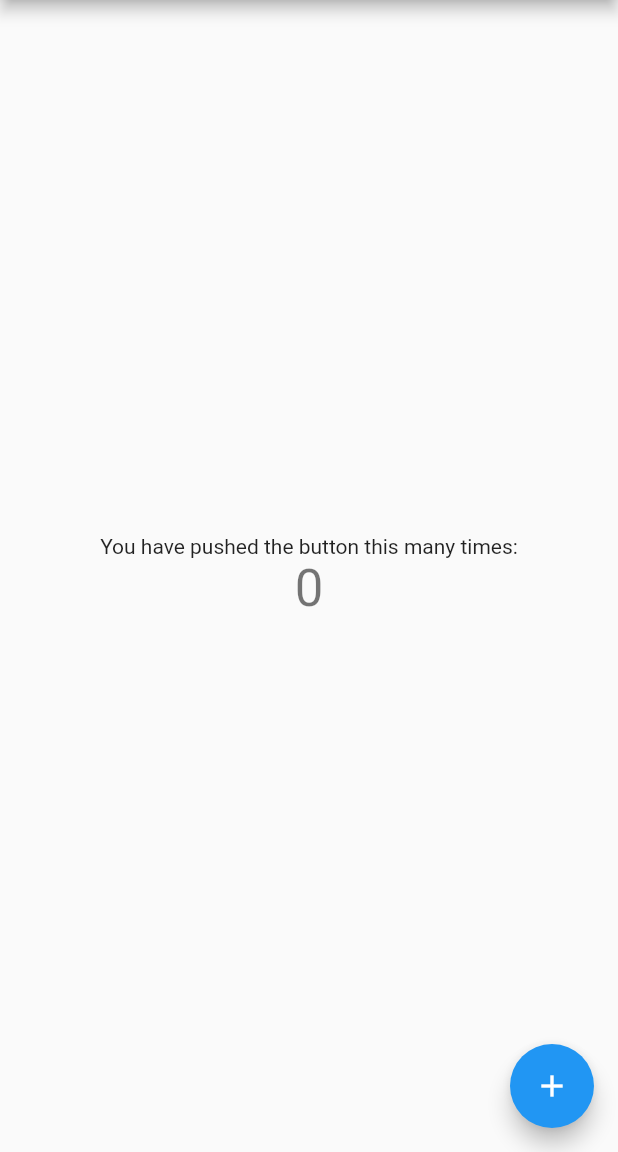
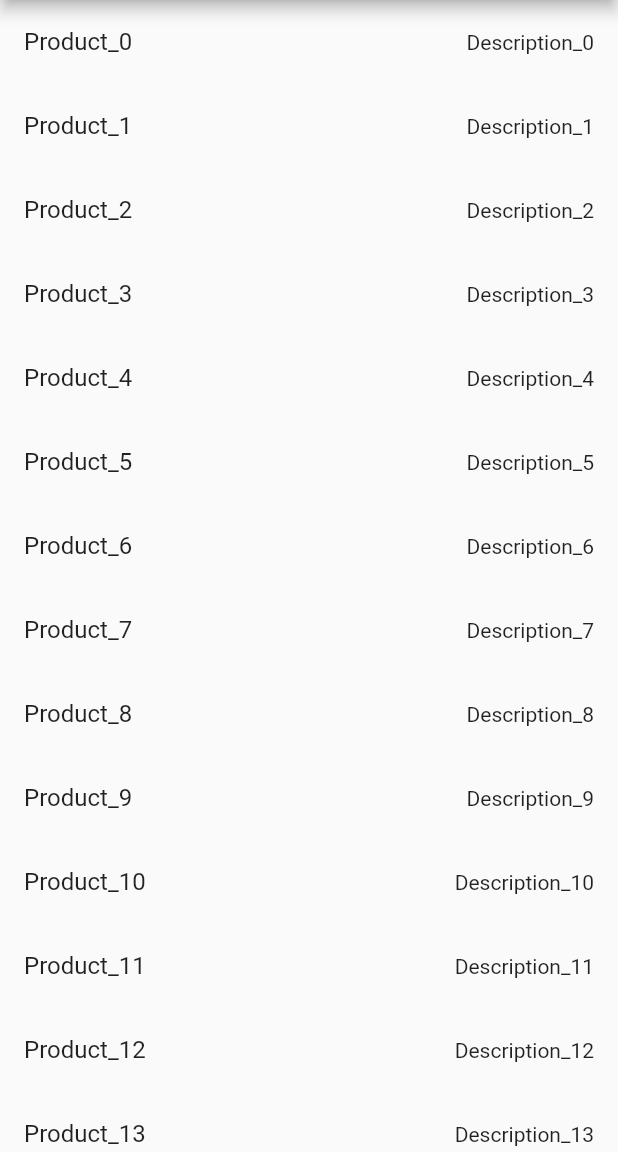
Before and after one commit to DustinHolm/lottery_app, a Flutter app: the screen it shows after launch, on a phone screen of 412 x 824 dp, the part 84-1236 px from its top. Run offline on Flutter 3.47's test engine with Material 2 defaults, Android fonts, the phone set to English and light mode, and no system bars.

Commit message:
Simple ListView for Lotteries

```diff
--- /dev/null
+++ b/lib/LotteryGenerator.dart
@@ -0,0 +1,29 @@
+import 'package:lottery_app/enums/collect_type.dart';
+import 'package:lottery_app/enums/condition.dart';
+import 'package:lottery_app/enums/payment_type.dart';
+import 'package:lottery_app/models/user.dart';
+
+import 'models/address.dart';
+import 'models/lottery.dart';
+import 'models/product.dart';
+
+class LotteryGenerator {
+  static generateLotteries(int n) {
+    return new List.generate(
+        100,
+        (int i) => new Lottery(
+            product: new Product(
+                name: "Product_$i",
+                description: "Description_$i",
+                images: new List.empty(),
+                condition: Condition.GOOD,
+                shippingCost: 0),
+            startingDate: DateTime.now(),
+            endingDate: DateTime.now(),
+            ticketsMap: new Map(),
+            seller: new User(name: "TestUser_$i", address: new Address()),
+            winner: null,
+            collectType: CollectType.PACKET,
+            paymentType: PaymentType.CREDIT_CARD));
+  }
+}
--- a/lib/models/lottery.dart
+++ b/lib/models/lottery.dart
@@ -9,7 +9,7 @@ class Lottery {
   DateTime endingDate;
   Map<User, int> ticketsMap;
   User seller;
-  User winner;
+  User? winner;
   CollectType collectType;
   PaymentType paymentType; // Necessary?
 
--- a/lib/pages/overview_page.dart
+++ b/lib/pages/overview_page.dart
@@ -1,88 +1,33 @@
 import 'package:flutter/material.dart';
+import 'package:lottery_app/LotteryGenerator.dart';
+import 'package:lottery_app/models/lottery.dart';
 import 'package:lottery_app/sidebar.dart';
 
 class OverviewPage extends StatefulWidget {
   OverviewPage({Key? key}) : super(key: key);
-
-  // This widget is the home page of your application. It is stateful, meaning
-  // that it has a State object (defined below) that contains fields that affect
-  // how it looks.
-
-  // This class is the configuration for the state. It holds the values (in this
-  // case the title) provided by the parent (in this case the App widget) and
-  // used by the build method of the State. Fields in a Widget subclass are
-  // always marked "final".
-
   final String title = "Übersicht";
+  final List<Lottery> lotteries = LotteryGenerator.generateLotteries(100);
 
   @override
   _OverviewPageState createState() => _OverviewPageState();
 }
 
 class _OverviewPageState extends State<OverviewPage> {
-  int _counter = 0;
-
-  void _incrementCounter() {
-    setState(() {
-      // This call to setState tells the Flutter framework that something has
-      // changed in this State, which causes it to rerun the build method below
-      // so that the display can reflect the updated values. If we changed
-      // _counter without calling setState(), then the build method would not be
-      // called again, and so nothing would appear to happen.
-      _counter++;
-    });
-  }
-
   @override
   Widget build(BuildContext context) {
-    // This method is rerun every time setState is called, for instance as done
-    // by the _incrementCounter method above.
-    //
-    // The Flutter framework has been optimized to make rerunning build methods
-    // fast, so that you can just rebuild anything that needs updating rather
-    // than having to individually change instances of widgets.
     return Scaffold(
-      drawer: Sidebar(),
-      appBar: AppBar(
-        // Here we take the value from the MyHomePage object that was created by
-        // the App.build method, and use it to set our appbar title.
-        title: Text(widget.title),
-      ),
-      body: Center(
-        // Center is a layout widget. It takes a single child and positions it
-        // in the middle of the parent.
-        child: Column(
-          // Column is also a layout widget. It takes a list of children and
-          // arranges them vertically. By default, it sizes itself to fit its
-          // children horizontally, and tries to be as tall as its parent.
-          //
-          // Invoke "debug painting" (press "p" in the console, choose the
-          // "Toggle Debug Paint" action from the Flutter Inspector in Android
-          // Studio, or the "Toggle Debug Paint" command in Visual Studio Code)
-          // to see the wireframe for each widget.
-          //
-          // Column has various properties to control how it sizes itself and
-          // how it positions its children. Here we use mainAxisAlignment to
-          // center the children vertically; the main axis here is the vertical
-          // axis because Columns are vertical (the cross axis would be
-          // horizontal).
-          mainAxisAlignment: MainAxisAlignment.center,
-          children: <Widget>[
-            Text(
-              'You have pushed the button this many times:',
-            ),
-            Text(
-              '$_counter',
-              style: Theme.of(context).textTheme.headline4,
-            ),
-          ],
+        drawer: Sidebar(),
+        appBar: AppBar(
+          title: Text(widget.title),
         ),
-      ),
-      floatingActionButton: FloatingActionButton(
-        onPressed: _incrementCounter,
-        tooltip: 'Increment',
-        child: Icon(Icons.add),
-      ), // This trailing comma makes auto-formatting nicer for build methods.
-    );
+        body: ListView.builder(
+          itemCount: widget.lotteries.length,
+          itemBuilder: (context, index) {
+            return ListTile(
+              title: Text("${widget.lotteries[index].product.name}"),
+              trailing: Text("${widget.lotteries[index].product.description}"),
+            );
+          },
+        ));
   }
 }
```
